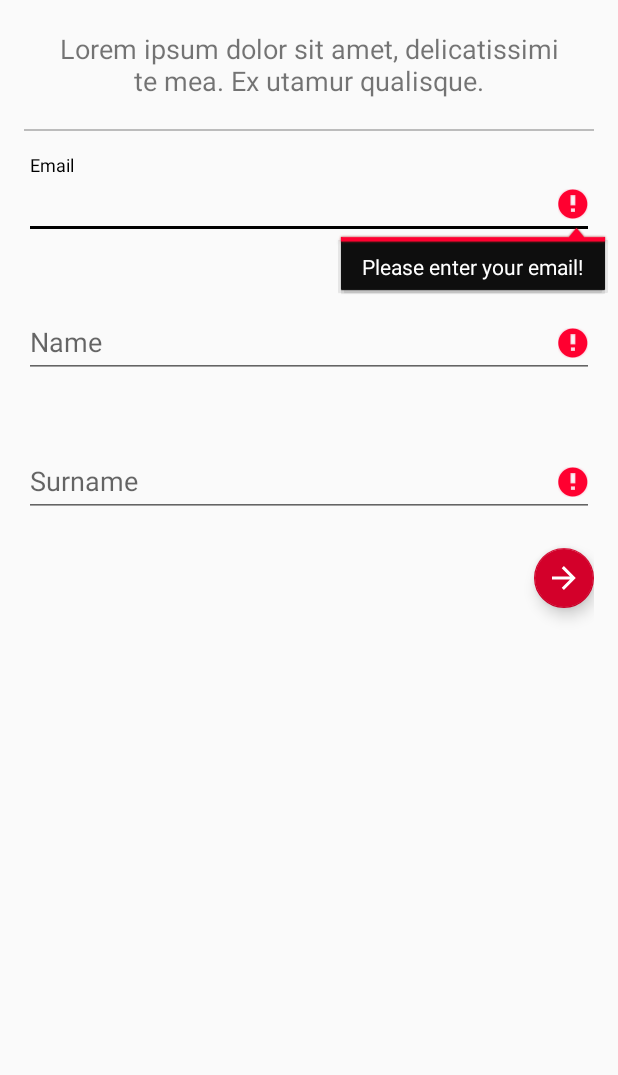
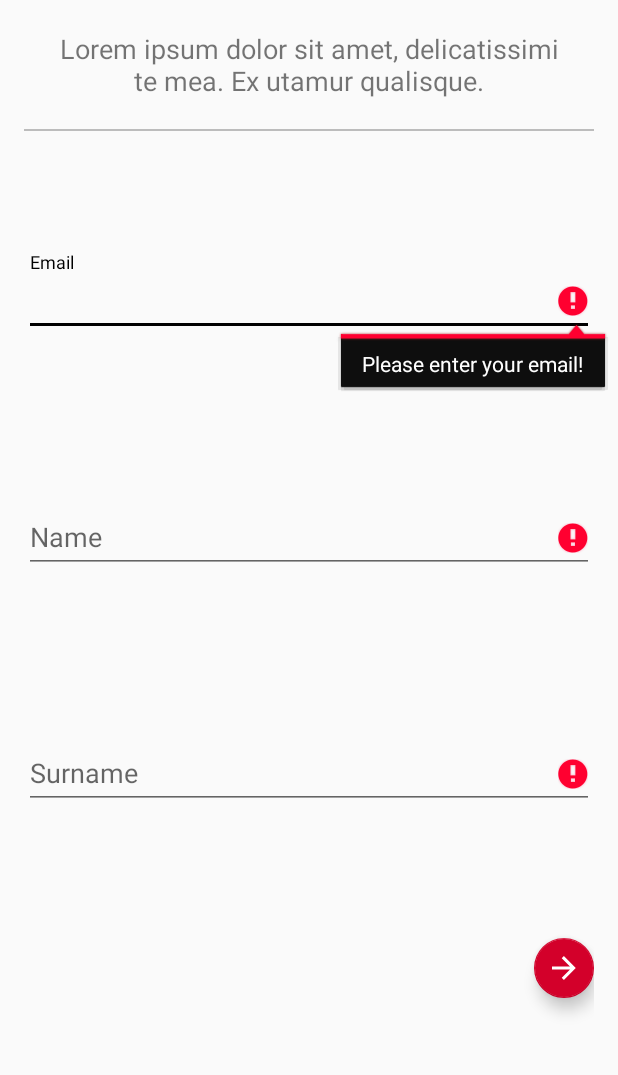
Before and after one commit to eglocc/Clapp-Android, an Android app: the CreateAccountFragment screen opened directly, with no data from a screen before it, after a tap on an icon or button, on a phone screen of 412 x 824 dp, the part 141-1216 px from its top. Run offline under Robolectric (Android 15) with nearby library versions, the phone set to English and light mode, and no system bars; our stand-ins replace Firebase (no records; nobody signed in at launch, a user with empty details on screens opened directly), data binding.

Commit message:
Fix minor bugs

```diff
--- a/app/build.gradle
+++ b/app/build.gradle
@@ -48,4 +48,8 @@ dependencies {
 }
 
 
+
+
+
+
 apply plugin: 'com.google.gms.google-services'
--- a/app/src/main/java/clappapp/club/clapp/controller/CreateAccountFragment.java
+++ b/app/src/main/java/clappapp/club/clapp/controller/CreateAccountFragment.java
@@ -28,24 +28,24 @@ import clappapp.club.clapp.databinding.FragmentCreateAccountFirstBinding;
 import clappapp.club.clapp.databinding.FragmentCreateAccountSecondBinding;
 import clappapp.club.clapp.model.Enums;
 import clappapp.club.clapp.utilities.DataTypeCheckUtils;
+import clappapp.club.clapp.utilities.EnumUtils;
 
 /**
  * A simple {@link Fragment} subclass.
  */
-public class CreateAccountFragment extends Fragment implements DatePickerDialog.OnDateSetListener {
+public class CreateAccountFragment extends Fragment implements DatePickerDialog.OnDateSetListener, View.OnClickListener {
+
+    private static final String LAYOUT_TAG = "layoutResourceID";
 
     interface Callbacks {
         void next(String email, String name, String surname);
-
         void done(String password, long dob, Enums.Gender gender);
     }
 
-    private static final String LAYOUT_TAG = "layoutResourceID";
-
     private static final int[] sGenderIcons = {
-            R.mipmap.gender_male,
-            R.mipmap.gender_female,
-            R.mipmap.lgbt_flag
+            R.drawable.gender_male,
+            R.drawable.gender_female,
+            R.drawable.lgbt_flag
     };
 
     //first fragment views
@@ -113,16 +113,50 @@ public class CreateAccountFragment extends Fragment implements DatePickerDialog.
         return mBinding.getRoot();
     }
 
+    @Override
+    public void onClick(View v) {
+        switch (v.getId()) {
+            case R.id.next_page_button:
+                checkFirstStepErrors();
+                break;
+            case R.id.clapper_dob_picker:
+                DatePickerFragment dbfrag = new DatePickerFragment();
+                dbfrag.show(getChildFragmentManager(), DatePickerFragment.TAG);
+                break;
+            case R.id.done_button:
+                checkSecondStepErrors();
+                break;
+        }
+    }
+
     private void initFirstFragment() {
-
         email = ((FragmentCreateAccountFirstBinding) mBinding).clapperEmail;
         name = ((FragmentCreateAccountFirstBinding) mBinding).clapperName;
         surname = ((FragmentCreateAccountFirstBinding) mBinding).clapperSurname;
         forwardButton = ((FragmentCreateAccountFirstBinding) mBinding).nextPageButton;
 
-        forwardButton.setOnClickListener(new View.OnClickListener() {
-            @Override
-            public void onClick(View v) {
+        forwardButton.setOnClickListener(this);
+    }
+
+    private void initSecondFragment() {
+
+        mPassword = ((FragmentCreateAccountSecondBinding) mBinding).clapperPassword;
+        mConfirmPassword = ((FragmentCreateAccountSecondBinding) mBinding).clapperPasswordConfirm;
+        mDoBPicker = ((FragmentCreateAccountSecondBinding) mBinding).clapperDobPicker;
+        mGenderSpinner = ((FragmentCreateAccountSecondBinding) mBinding).clapperGenderSpinner;
+        mDoneButton = ((FragmentCreateAccountSecondBinding) mBinding).doneButton;
+
+        mGenderSpinner.setContentDescription(getResources().getString(R.string.gender));
+        CustomSpinnerAdapter adapter = new CustomSpinnerAdapter(getContext(),
+                getResources().getStringArray(R.array.gender_types), sGenderIcons);
+        mGenderSpinner.setAdapter(adapter);
+        mGenderSpinner.setSelection(adapter.getCount());
+
+        mDoBPicker.setOnClickListener(this);
+        mDoneButton.setOnClickListener(this);
+    }
+
+    private void checkFirstStepErrors() {
         boolean error = false;
 
         String tEmail = email.getText().toString();
@@ -157,31 +191,8 @@ public class CreateAccountFragment extends Fragment implements DatePickerDialog.
             mCallback.next(tEmail, tName, tSurname);
         }
     }
-        });
-    }
 
-    private void initSecondFragment() {
-
-        mPassword = ((FragmentCreateAccountSecondBinding) mBinding).clapperPassword;
-        mConfirmPassword = ((FragmentCreateAccountSecondBinding) mBinding).clapperPasswordConfirm;
-        mDoBPicker = ((FragmentCreateAccountSecondBinding) mBinding).clapperDobPicker;
-        mGenderSpinner = ((FragmentCreateAccountSecondBinding) mBinding).clapperGenderSpinner;
-        mGenderSpinner.setContentDescription(getResources().getString(R.string.gender));
-        CustomSpinnerAdapter adapter = new CustomSpinnerAdapter(getContext(),
-                getResources().getStringArray(R.array.gender_types), sGenderIcons);
-        mGenderSpinner.setAdapter(adapter);
-        mGenderSpinner.setSelection(adapter.getCount());
-        mDoneButton = ((FragmentCreateAccountSecondBinding) mBinding).doneButton;
-        mDoBPicker.setOnClickListener(new View.OnClickListener() {
-            @Override
-            public void onClick(View view) {
-                DatePickerFragment dbfrag = new DatePickerFragment();
-                dbfrag.show(getChildFragmentManager(), DatePickerFragment.TAG);
-            }
-        });
-        mDoneButton.setOnClickListener(new View.OnClickListener() {
-            @Override
-            public void onClick(View v) {
+    private void checkSecondStepErrors() {
         boolean error = false;
 
         if (DataTypeCheckUtils.checkPassword(mPassword.getText().toString()) != 1) {
@@ -204,12 +215,9 @@ public class CreateAccountFragment extends Fragment implements DatePickerDialog.
         }
 
         if (!error) {
-                    mCallback.done(mPassword.getText().toString(), mDob, Enums.Gender.OTHER);
+            mCallback.done(mPassword.getText().toString(),
+                    mDob, EnumUtils.convertStringToGender(mGenderSpinner.getSelectedItem().toString()));
         }
-            }
-        });
-
-
     }
 
     @Override
--- a/app/src/main/java/clappapp/club/clapp/controller/CreateEventFragment.java
+++ b/app/src/main/java/clappapp/club/clapp/controller/CreateEventFragment.java
@@ -181,6 +181,7 @@ public class CreateEventFragment extends Fragment implements View.OnClickListene
     public void onCreate(@Nullable Bundle savedInstanceState) {
         super.onCreate(savedInstanceState);
         setRetainInstance(true);
+        setHasOptionsMenu(true);
         mLayoutResourceId = getArguments().getInt(LAYOUT_TAG);
         mCalendar = new GregorianCalendar();
     }
--- a/app/src/main/res/layout/activity_auth.xml
+++ b/app/src/main/res/layout/activity_auth.xml
@@ -96,7 +96,8 @@
             android:text="@string/continue_as_a_guest"
             app:layout_constraintEnd_toEndOf="parent"
             app:layout_constraintStart_toStartOf="parent"
-            app:layout_constraintTop_toBottomOf="@id/login_button" />
+            app:layout_constraintTop_toBottomOf="@id/login_button"
+            app:layout_constraintBottom_toBottomOf="parent" />
 
     </android.support.constraint.ConstraintLayout>
 
--- a/app/src/main/res/layout/activity_create_account.xml
+++ b/app/src/main/res/layout/activity_create_account.xml
@@ -18,8 +18,8 @@
             android:textColor="@color/colorPrimary"
             android:textSize="52sp"
             android:textStyle="bold"
-            app:layout_constraintLeft_toLeftOf="parent"
-            app:layout_constraintRight_toRightOf="parent"
+            app:layout_constraintStart_toStartOf="parent"
+            app:layout_constraintEnd_toEndOf="parent"
             app:layout_constraintTop_toTopOf="parent" />
 
         <TextView
@@ -33,8 +33,8 @@
             android:text="Lorem ipsum dolor sit amet, delicatissimi te mea. Ex utamur qualisque."
             android:textAlignment="center"
             android:textSize="18sp"
-            app:layout_constraintLeft_toLeftOf="parent"
-            app:layout_constraintRight_toRightOf="parent"
+            app:layout_constraintStart_toStartOf="parent"
+            app:layout_constraintEnd_toEndOf="parent"
             app:layout_constraintTop_toBottomOf="@+id/create_account_header" />
 
         <View
@@ -44,8 +44,6 @@
             android:background="#40000000"
             app:layout_constraintBottom_toTopOf="@id/create_account_pager"
             app:layout_constraintEnd_toEndOf="parent"
-            app:layout_constraintLeft_toLeftOf="parent"
-            app:layout_constraintRight_toRightOf="parent"
             app:layout_constraintStart_toStartOf="parent"
             app:layout_constraintTop_toBottomOf="@+id/cool_text"
             tools:layout_editor_absoluteX="8dp" />
@@ -54,10 +52,9 @@
             android:id="@+id/create_account_pager"
             android:layout_width="0dp"
             android:layout_height="0dp"
+            android:overScrollMode="never"
             app:layout_constraintBottom_toBottomOf="parent"
             app:layout_constraintEnd_toEndOf="parent"
-            app:layout_constraintLeft_toLeftOf="parent"
-            app:layout_constraintRight_toRightOf="parent"
             app:layout_constraintStart_toStartOf="parent"
             app:layout_constraintTop_toBottomOf="@+id/border" />
 
--- a/app/src/main/res/layout/activity_create_event.xml
+++ b/app/src/main/res/layout/activity_create_event.xml
@@ -22,7 +22,8 @@
             android:id="@+id/create_event_pager"
             android:layout_width="match_parent"
             android:layout_height="match_parent"
-            android:layout_below="@id/stepper" />
+            android:layout_below="@id/stepper"
+            android:overScrollMode="never" />
 
     </RelativeLayout>
 
--- a/app/src/main/res/layout/activity_main.xml
+++ b/app/src/main/res/layout/activity_main.xml
@@ -21,7 +21,8 @@
             android:id="@+id/view_pager"
             android:layout_width="match_parent"
             android:layout_height="match_parent"
-            android:layout_above="@id/tab_layout">
+            android:layout_above="@id/tab_layout"
+            android:overScrollMode="never">
 
         </android.support.v4.view.ViewPager>
 
--- a/app/src/main/res/layout/fragment_create_account_first.xml
+++ b/app/src/main/res/layout/fragment_create_account_first.xml
@@ -6,7 +6,6 @@
     <android.support.constraint.ConstraintLayout
         android:layout_width="match_parent"
         android:layout_height="wrap_content">
-
 
             <android.support.design.widget.TextInputLayout
                 android:id="@+id/email_input_layout"
@@ -74,10 +73,11 @@
             android:layout_width="wrap_content"
             android:layout_height="wrap_content"
             app:fabSize="mini"
+            app:backgroundTint="@color/colorPrimary"
+            android:src="@drawable/arrow_right_white"
             app:layout_constraintTop_toBottomOf="@id/surname_input_layout"
-            app:layout_constraintRight_toRightOf="parent"
-            app:backgroundTint="@color/colorPrimary"
-            android:src="@drawable/arrow_right_white" />
+            app:layout_constraintEnd_toEndOf="parent"
+            app:layout_constraintBottom_toBottomOf="parent" />
 
     </android.support.constraint.ConstraintLayout>
 
```
Also changed, not shown: app/src/main/AndroidManifest.xml (+5 -3 lines), app/src/main/java/clappapp/club/clapp/utilities/EnumUtils.java (+7 -0 lines), app/src/main/res/layout/fragment_create_account_second.xml (+25 -14 lines), app/src/main/res/drawable/gender_female.png (added), app/src/main/res/drawable/gender_male.png (added), app/src/main/res/drawable/lgbt_flag.png (added), app/src/main/res/mipmap-xhdpi/gender_female.png (added), app/src/main/res/mipmap-xhdpi/gender_male.png (added), app/src/main/res/mipmap-xhdpi/lgbt_flag.png (added). Lines whose indentation alone changed are shown as unchanged.
